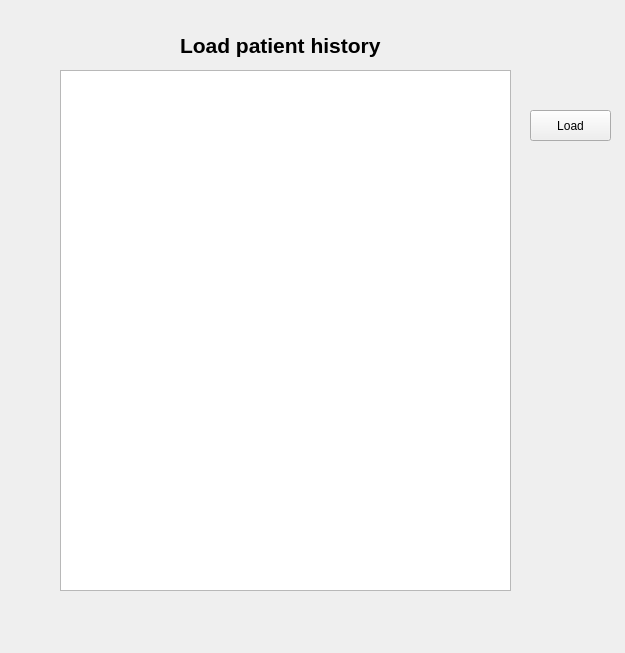
The window that heimdall_VS/heimdall_VS/patientHistoryWindow.ui (tbmt41projekt/heimdall) describes before a commit, drawn with Qt 5.
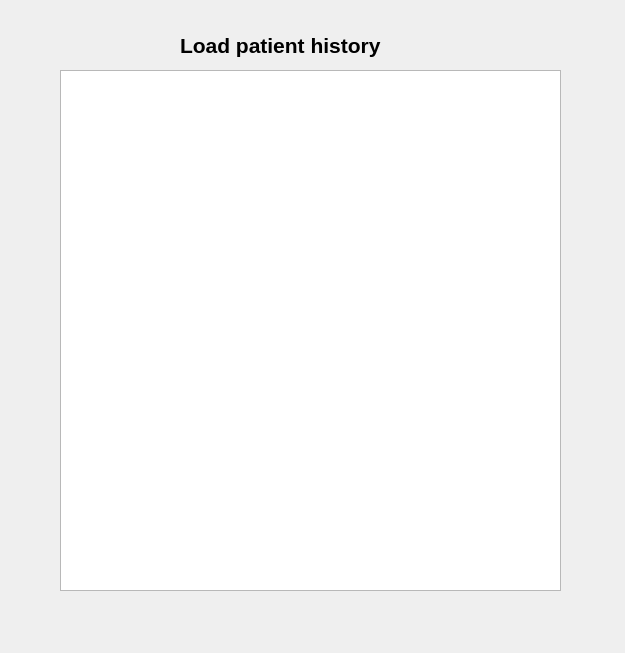
The same window after the commit.

Diff of the .ui file:
```diff
--- a/heimdall_VS/heimdall_VS/patientHistoryWindow.ui
+++ b/heimdall_VS/heimdall_VS/patientHistoryWindow.ui
@@ -18,7 +18,7 @@
     <rect>
      <x>60</x>
      <y>70</y>
-     <width>451</width>
+     <width>501</width>
      <height>521</height>
     </rect>
    </property>
@@ -36,19 +36,6 @@
     <string>&lt;html&gt;&lt;head/&gt;&lt;body&gt;&lt;p&gt;&lt;span style=&quot; font-size:16pt; font-weight:600;&quot;&gt;Load patient history&lt;/span&gt;&lt;/p&gt;&lt;/body&gt;&lt;/html&gt;</string>
    </property>
   </widget>
-  <widget class="QPushButton" name="loadButton">
-   <property name="geometry">
-    <rect>
-     <x>530</x>
-     <y>110</y>
-     <width>81</width>
-     <height>31</height>
-    </rect>
-   </property>
-   <property name="text">
-    <string>Load</string>
-   </property>
-  </widget>
  </widget>
  <layoutdefault spacing="6" margin="11"/>
  <resources/>
```
